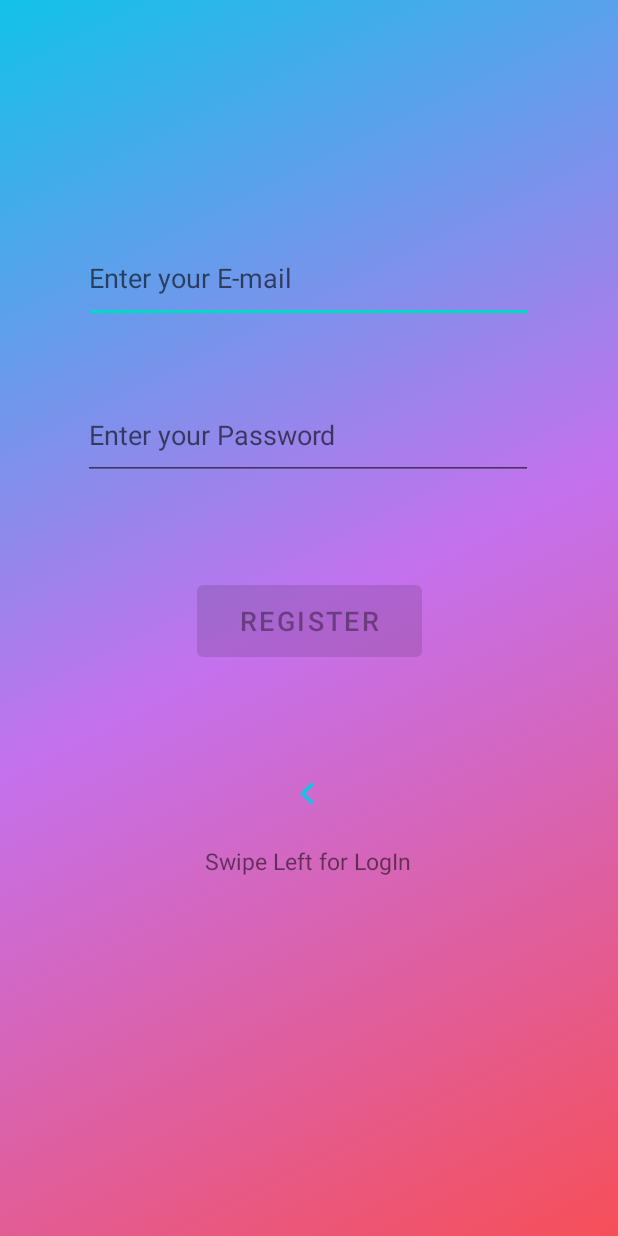
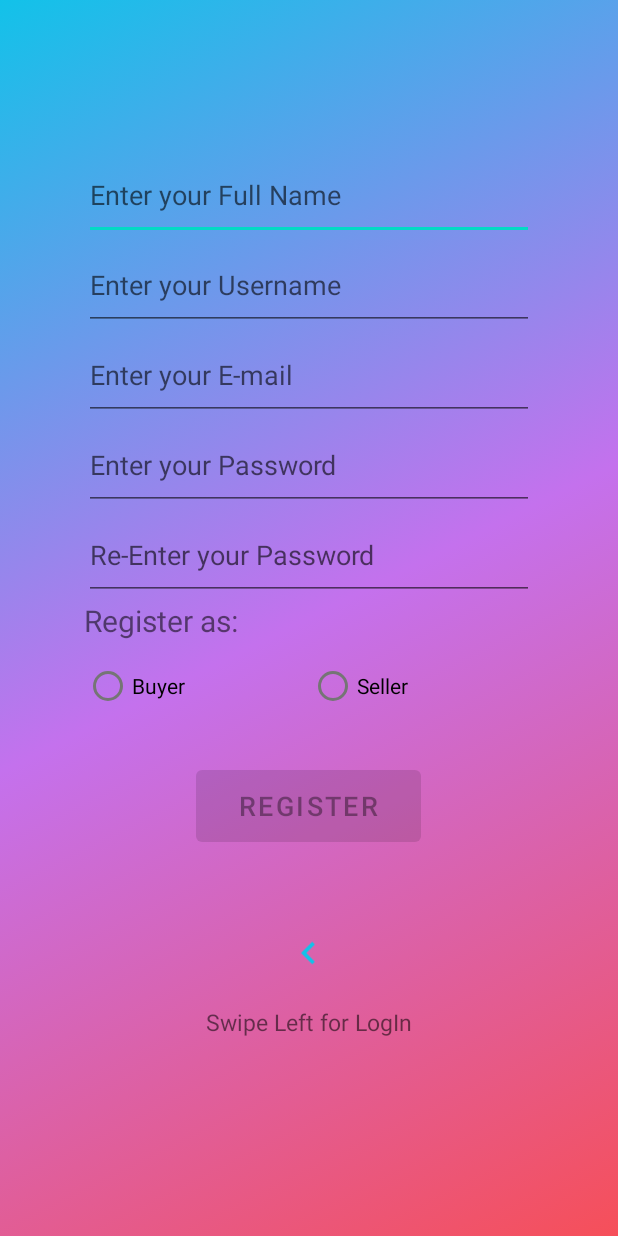
Before and after one commit to CS-370-Aplus/Aplus, an Android app: the layout fragment_register.xml on its own in the app's theme, with its tools: preview values and no code run, on a phone screen of 412 x 824 dp. Run offline under Robolectric (Android 15) with nearby library versions, the phone set to English and light mode, and no system bars.

Commit message:
Psuwal Login/Register Commit

```diff
--- a/app/src/main/res/layout/fragment_register.xml
+++ b/app/src/main/res/layout/fragment_register.xml
@@ -7,84 +7,133 @@
     android:background="@drawable/gradient_background"
     tools:context=".MainActivity">
 
+    <ScrollView
+        android:layout_width="match_parent"
+        android:layout_height="match_parent"
+        app:layout_constraintBottom_toBottomOf="parent"
+        app:layout_constraintEnd_toEndOf="parent"
+        app:layout_constraintHorizontal_bias="0.0"
+        app:layout_constraintStart_toStartOf="parent"
+        app:layout_constraintTop_toTopOf="parent"
+        app:layout_constraintVertical_bias="1.0">
+
+        <LinearLayout
+            android:id="@+id/register_layout"
+            android:layout_width="match_parent"
+            android:layout_height="wrap_content"
+            android:layout_marginTop="50sp"
+            android:gravity="center|center_horizontal"
+            android:orientation="vertical"
+            android:paddingTop="50sp"
+            android:verticalScrollbarPosition="defaultPosition">
+
+            <EditText
+                android:id="@+id/login_name"
+                android:layout_width="300dp"
+                android:layout_height="60dp"
+                android:hint="@string/enter_your_name"
+                android:importantForAutofill="no"
+                android:inputType="text"
+                android:selectAllOnFocus="true" />
+
+            <EditText
+                android:id="@+id/login_username"
+                android:layout_width="300dp"
+                android:layout_height="60dp"
+                android:hint="@string/enter_your_username"
+                android:importantForAutofill="no"
+                android:inputType="text"
+                android:selectAllOnFocus="true" />
+
             <EditText
                 android:id="@+id/login_email"
-        style="@style/login_input"
                 android:layout_width="300dp"
                 android:layout_height="60dp"
+                android:autofillHints="@string/enter_your_e_mail"
                 android:hint="@string/enter_your_e_mail"
-        android:autofillHints="@string/enter_your_e_mail"
+                android:importantForAutofill="no"
                 android:inputType="textEmailAddress"
-        android:selectAllOnFocus="true"
-        app:layout_constraintBottom_toBottomOf="parent"
-        app:layout_constraintEnd_toEndOf="parent"
-        app:layout_constraintHorizontal_bias="0.495"
-        app:layout_constraintStart_toStartOf="parent"
-        app:layout_constraintTop_toTopOf="parent"
-        app:layout_constraintVertical_bias="0.203"
-        android:importantForAutofill="no" />
+                android:selectAllOnFocus="true" />
 
             <EditText
                 android:id="@+id/login_password"
-        style="@style/login_input"
                 android:layout_width="300dp"
                 android:layout_height="60dp"
+                android:autofillHints="@string/enter_your_password"
                 android:ems="10"
                 android:hint="@string/enter_your_password"
-        android:inputType="textPassword"
                 android:imeActionLabel="@string/log_in"
                 android:imeOptions="actionDone"
-        android:selectAllOnFocus="true"
-        app:layout_constraintBottom_toBottomOf="parent"
-        app:layout_constraintEnd_toEndOf="parent"
-        app:layout_constraintHorizontal_bias="0.497"
-        app:layout_constraintStart_toStartOf="parent"
-        app:layout_constraintTop_toBottomOf="@+id/login_email"
-        app:layout_constraintVertical_bias="0.081"
-        android:autofillHints="@string/enter_your_password" />
+                android:inputType="textPassword"
+                android:selectAllOnFocus="true" />
+
+            <EditText
+                android:id="@+id/login_password2"
+                android:layout_width="300dp"
+                android:layout_height="60dp"
+                android:autofillHints="@string/enter_your_password"
+                android:ems="10"
+                android:hint="@string/reenter_your_password"
+                android:imeActionLabel="@string/log_in"
+                android:imeOptions="actionDone"
+                android:inputType="textPassword"
+                android:selectAllOnFocus="true" />
+
+            <TextView
+                android:id="@+id/textView"
+                android:layout_width="300dp"
+                android:layout_height="wrap_content"
+                android:ems="10"
+                android:text="@string/register_as"
+                android:textSize="20sp" />
+
+            <RadioGroup
+                android:layout_width="300dp"
+                android:layout_height="60dp"
+                android:orientation="horizontal">
+
+                <RadioButton
+                    android:id="@+id/buyerRadioBtn"
+                    android:layout_width="150dp"
+                    android:layout_height="60dp"
+                    android:ems="10"
+                    android:text="@string/buyer" />
+
+                <RadioButton
+                    android:id="@+id/sellerRadioBtn"
+                    android:layout_width="150dp"
+                    android:layout_height="60dp"
+                    android:ems="10"
+                    android:text="@string/seller" />
+
+            </RadioGroup>
 
             <Button
                 android:id="@+id/login"
                 android:layout_width="150dp"
                 android:layout_height="wrap_content"
+                android:layout_marginTop="20sp"
                 android:height="60dp"
                 android:enabled="false"
                 android:text="@string/register"
-        android:textSize="18sp"
-        app:layout_constraintBottom_toBottomOf="parent"
-        app:layout_constraintEnd_toEndOf="parent"
-        app:layout_constraintStart_toStartOf="parent"
-        app:layout_constraintTop_toBottomOf="@+id/login_password"
-        app:layout_constraintVertical_bias="0.144" />
+                android:textSize="18sp" />
 
             <ImageView
                 android:id="@+id/imageView"
                 android:layout_width="30dp"
-        android:layout_height="30dp"
-        android:layout_above="@id/swipeLeft"
-        android:layout_centerHorizontal="true"
+                android:layout_height="37dp"
+                android:layout_marginTop="50sp"
                 android:contentDescription="@string/left_arrow"
-        android:src="@drawable/icon_left_arrow"
-        app:layout_constraintBottom_toBottomOf="parent"
-        app:layout_constraintEnd_toEndOf="parent"
-        app:layout_constraintHorizontal_bias="0.498"
-        app:layout_constraintStart_toStartOf="parent"
-        app:layout_constraintTop_toBottomOf="@+id/login"
-        app:layout_constraintVertical_bias="0.202" />
+                android:src="@drawable/icon_left_arrow" />
 
             <TextView
                 android:id="@+id/swipeLeft"
                 android:layout_width="wrap_content"
                 android:layout_height="wrap_content"
-        android:layout_alignParentBottom="true"
-        android:layout_centerHorizontal="true"
                 android:layout_marginTop="16dp"
                 android:text="@string/swipe_left_for_login"
-        android:textSize="15sp"
-        app:layout_constraintBottom_toBottomOf="parent"
-        app:layout_constraintEnd_toEndOf="parent"
-        app:layout_constraintHorizontal_bias="0.498"
-        app:layout_constraintStart_toStartOf="parent"
-        app:layout_constraintTop_toBottomOf="@+id/imageView"
-        app:layout_constraintVertical_bias="0.01" />
+                android:textSize="15sp" />
+        </LinearLayout>
+    </ScrollView>
+
 </androidx.constraintlayout.widget.ConstraintLayout>
--- a/app/src/main/res/values/strings.xml
+++ b/app/src/main/res/values/strings.xml
@@ -2,6 +2,9 @@
     <string name="app_name">Aplus</string>
     <string name="enter_your_e_mail">Enter your E-mail</string>
     <string name="enter_your_password">Enter your Password</string>
+    <string name="reenter_your_password">Re-Enter your Password</string>
+    <string name="enter_your_name">Enter your Full Name</string>
+    <string name="enter_your_username">Enter your Username</string>
     <string name="log_in">Log In</string>
     <string name="register">Register</string>
     <string name="left_arrow">Left Arrow</string>
@@ -9,4 +12,7 @@
     <string name="hello_blank_fragment">Hello blank fragment</string>
     <string name="swipe_left_for_login">Swipe Left for LogIn</string>
     <string name="swipe_right_for_register">Swipe Right for Register</string>
+    <string name="register_as">Register as:</string>
+    <string name="buyer">Buyer</string>
+    <string name="seller">Seller</string>
 </resources>
```
Lines whose indentation alone changed are shown as unchanged.
